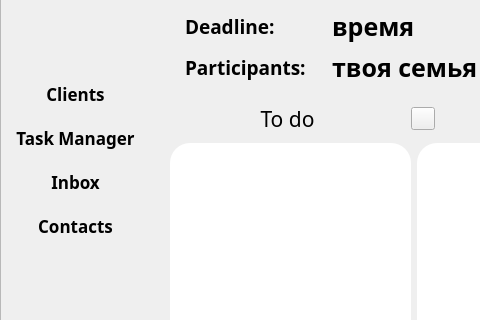
Qt form ui/MainWindowTaskManager1.0.ui (kiozet/TaskManagerWithAI) before a commit; both pictures show x 0 to 480 and y 158 to 478 of the 1193 by 810 pixel window.
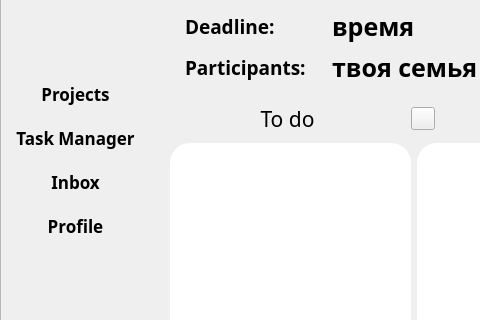
The same form after that commit. Icons and pictures are not drawn.

Commit message: Edit left menu in MainWindowTaskManager1

The edit to the form file:
```diff
--- a/ui/MainWindowTaskManager1.0.ui
+++ b/ui/MainWindowTaskManager1.0.ui
@@ -525,7 +525,7 @@
        </font>
       </property>
       <property name="text">
-       <string>Clients</string>
+       <string>Projects</string>
       </property>
       <property name="autoDefault">
        <bool>false</bool>
@@ -585,7 +585,7 @@
        </font>
       </property>
       <property name="text">
-       <string>Contacts</string>
+       <string>Profile</string>
       </property>
       <property name="flat">
        <bool>true</bool>
```
Left out of the diff: 2 changed lines with no effect on the pictures.
